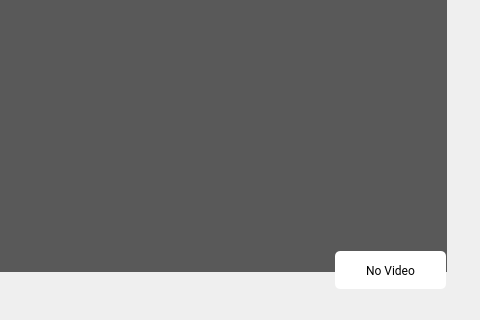
Above: MissionControl/camerawidget.ui from wuspy/soro before the change; both pictures show x 393 to 873 and y 328 to 648 of the 873 by 648 pixel window. Below: the same form after it.
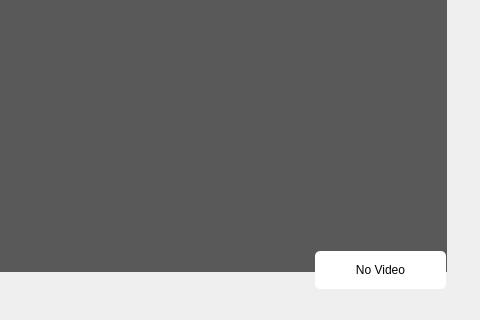
That is the form after the change. Custom widgets are drawn as their Qt base class.

Patch:
```diff
--- a/MissionControl/camerawidget.ui
+++ b/MissionControl/camerawidget.ui
@@ -10,6 +10,11 @@
     <height>648</height>
    </rect>
   </property>
+  <property name="font">
+   <font>
+    <family>Arial</family>
+   </font>
+  </property>
   <property name="windowTitle">
    <string>Form</string>
   </property>
@@ -25,15 +30,15 @@
    <widget class="QWidget" name="controlsWidget" native="true">
     <property name="geometry">
      <rect>
-      <x>719</x>
+      <x>699</x>
       <y>570</y>
-      <width>111</width>
+      <width>131</width>
       <height>38</height>
      </rect>
     </property>
     <property name="font">
      <font>
-      <family>Roboto</family>
+      <family>Arial</family>
      </font>
     </property>
     <property name="styleSheet">
@@ -56,7 +61,7 @@
       <widget class="QLabel" name="cameraNameLabel">
        <property name="font">
         <font>
-         <family>Roboto</family>
+         <family>Arial</family>
         </font>
        </property>
        <property name="text">
@@ -78,6 +83,11 @@
       <height>561</height>
      </rect>
     </property>
+    <property name="font">
+     <font>
+      <family>Arial</family>
+     </font>
+    </property>
     <property name="styleSheet">
      <string notr="true">QLabel { background-color: #A0000000; color: #FFFFFF; }</string>
     </property>
```
